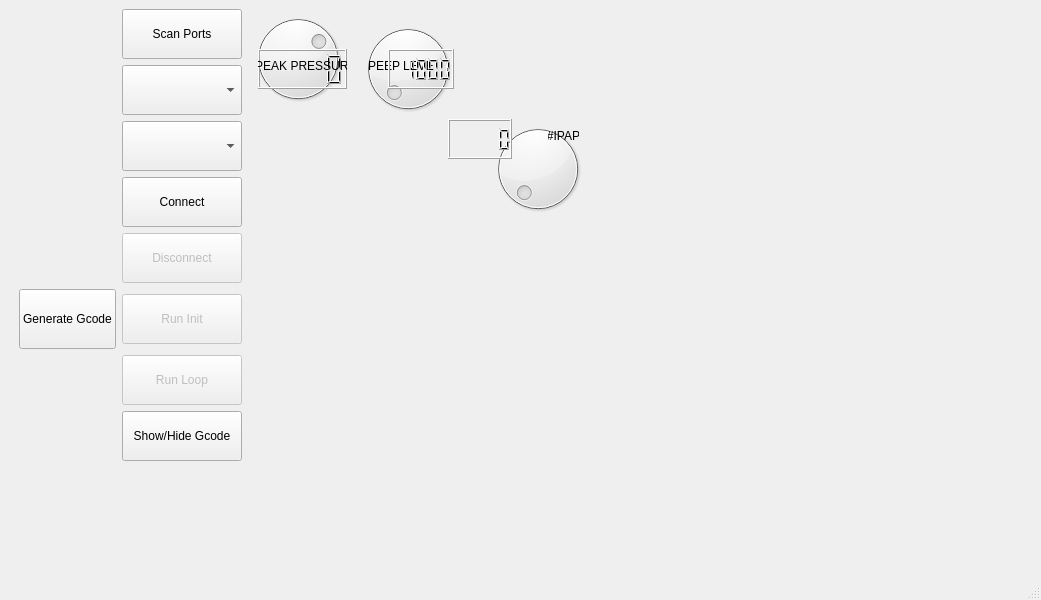
jibonaronno/Rhythm, file VentUI.ui: the form before one commit.
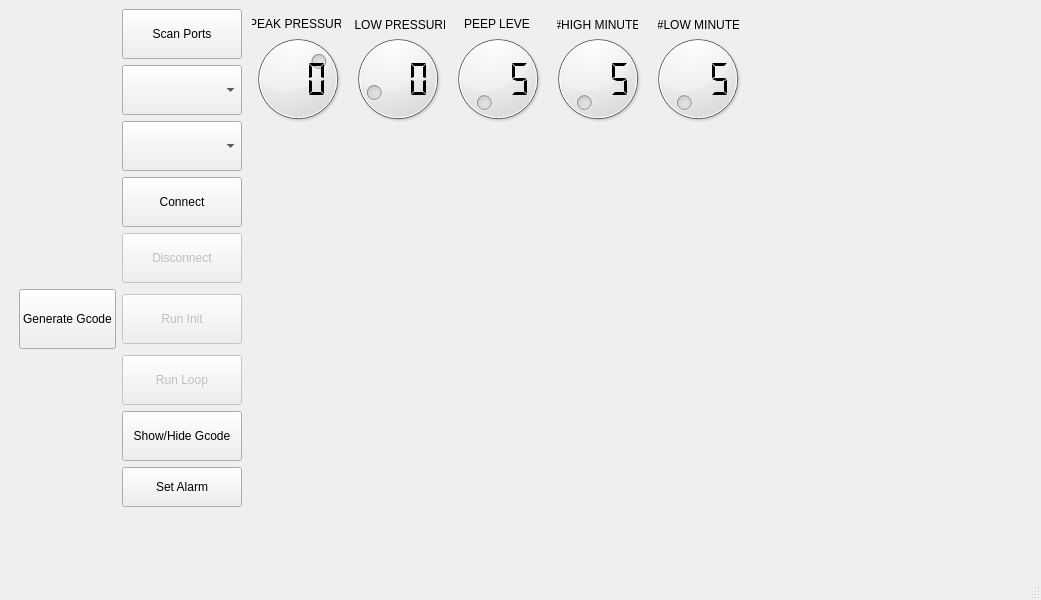
The form after the commit. The open tabs and pages were chosen to show the change.

Commit message: UI Added Alarm Page

```diff
--- a/VentUI.ui
+++ b/VentUI.ui
@@ -147,6 +147,22 @@
             </property>
            </widget>
           </item>
+          <item row="9" column="1">
+           <widget class="QPushButton" name="btnalarmpage">
+            <property name="minimumSize">
+             <size>
+              <width>0</width>
+              <height>40</height>
+             </size>
+            </property>
+            <property name="text">
+             <string>Set Alarm</string>
+            </property>
+            <property name="checkable">
+             <bool>true</bool>
+            </property>
+           </widget>
+          </item>
          </layout>
         </item>
         <item>
@@ -576,7 +592,7 @@
               <property name="geometry">
                <rect>
                 <x>0</x>
-                <y>0</y>
+                <y>20</y>
                 <width>100</width>
                 <height>100</height>
                </rect>
@@ -600,9 +616,9 @@
              <widget class="QLCDNumber" name="peaklcd">
               <property name="geometry">
                <rect>
-                <x>10</x>
-                <y>40</y>
-                <width>89</width>
+                <x>20</x>
+                <y>50</y>
+                <width>61</width>
                 <height>40</height>
                </rect>
               </property>
@@ -612,12 +628,24 @@
                 <height>40</height>
                </size>
               </property>
+              <property name="styleSheet">
+               <string notr="true">color:black</string>
+              </property>
+              <property name="frameShape">
+               <enum>QFrame::NoFrame</enum>
+              </property>
+              <property name="digitCount">
+               <number>3</number>
+              </property>
+              <property name="segmentStyle">
+               <enum>QLCDNumber::Flat</enum>
+              </property>
              </widget>
              <widget class="QLabel" name="label_9">
               <property name="geometry">
                <rect>
-                <x>10</x>
-                <y>50</y>
+                <x>4</x>
+                <y>8</y>
                 <width>89</width>
                 <height>14</height>
                </rect>
@@ -632,8 +660,8 @@
              <widget class="QDial" name="peepdial">
               <property name="geometry">
                <rect>
-                <x>110</x>
-                <y>10</y>
+                <x>200</x>
+                <y>20</y>
                 <width>100</width>
                 <height>100</height>
                </rect>
@@ -654,8 +682,8 @@
              <widget class="QLabel" name="label_8">
               <property name="geometry">
                <rect>
-                <x>120</x>
-                <y>50</y>
+                <x>216</x>
+                <y>8</y>
                 <width>66</width>
                 <height>14</height>
                </rect>
@@ -691,8 +719,8 @@
              <widget class="QLCDNumber" name="peeplcd">
               <property name="geometry">
                <rect>
-                <x>140</x>
-                <y>40</y>
+                <x>220</x>
+                <y>50</y>
                 <width>66</width>
                 <height>40</height>
                </rect>
@@ -710,34 +738,304 @@
                 <bold>false</bold>
                </font>
               </property>
+              <property name="styleSheet">
+               <string notr="true">color:black</string>
+              </property>
+              <property name="frameShape">
+               <enum>QFrame::NoFrame</enum>
+              </property>
+              <property name="frameShadow">
+               <enum>QFrame::Plain</enum>
+              </property>
+              <property name="digitCount">
+               <number>3</number>
+              </property>
               <property name="segmentStyle">
-               <enum>QLCDNumber::Filled</enum>
+               <enum>QLCDNumber::Flat</enum>
               </property>
               <property name="value" stdset="0">
-               <double>1000.000000000000000</double>
+               <double>5.000000000000000</double>
               </property>
              </widget>
-             <widget class="QLCDNumber" name="ipaplcd">
+             <widget class="QDial" name="lowpdial">
               <property name="geometry">
                <rect>
-                <x>200</x>
-                <y>110</y>
+                <x>100</x>
+                <y>20</y>
+                <width>100</width>
+                <height>100</height>
+               </rect>
+              </property>
+              <property name="value">
+               <number>10</number>
+              </property>
+             </widget>
+             <widget class="QLCDNumber" name="lowplcd">
+              <property name="geometry">
+               <rect>
+                <x>120</x>
+                <y>50</y>
                 <width>64</width>
                 <height>40</height>
                </rect>
               </property>
-              <property name="minimumSize">
-               <size>
-                <width>0</width>
-                <height>40</height>
-               </size>
+              <property name="styleSheet">
+               <string notr="true">color:black</string>
               </property>
+              <property name="frameShape">
+               <enum>QFrame::NoFrame</enum>
+              </property>
+              <property name="digitCount">
+               <number>3</number>
+              </property>
+              <property name="segmentStyle">
+               <enum>QLCDNumber::Flat</enum>
+              </property>
              </widget>
-             <widget class="QLabel" name="labelipap">
+             <widget class="QLabel" name="label_10">
+              <property name="geometry">
+               <rect>
+                <x>106</x>
+                <y>8</y>
+                <width>91</width>
+                <height>16</height>
+               </rect>
+              </property>
+              <property name="layoutDirection">
+               <enum>Qt::LeftToRight</enum>
+              </property>
+              <property name="frameShape">
+               <enum>QFrame::NoFrame</enum>
+              </property>
+              <property name="frameShadow">
+               <enum>QFrame::Plain</enum>
+              </property>
+              <property name="lineWidth">
+               <number>8</number>
+              </property>
+              <property name="midLineWidth">
+               <number>8</number>
+              </property>
+              <property name="text">
+               <string>#LOW PRESSURE</string>
+              </property>
+              <property name="textFormat">
+               <enum>Qt::AutoText</enum>
+              </property>
+              <property name="scaledContents">
+               <bool>false</bool>
+              </property>
+              <property name="alignment">
+               <set>Qt::AlignCenter</set>
+              </property>
+             </widget>
+             <widget class="QLabel" name="label_11">
+              <property name="geometry">
+               <rect>
+                <x>309</x>
+                <y>8</y>
+                <width>81</width>
+                <height>16</height>
+               </rect>
+              </property>
+              <property name="layoutDirection">
+               <enum>Qt::LeftToRight</enum>
+              </property>
+              <property name="frameShape">
+               <enum>QFrame::NoFrame</enum>
+              </property>
+              <property name="frameShadow">
+               <enum>QFrame::Plain</enum>
+              </property>
+              <property name="lineWidth">
+               <number>8</number>
+              </property>
+              <property name="midLineWidth">
+               <number>8</number>
+              </property>
+              <property name="text">
+               <string>#HIGH MINUTE</string>
+              </property>
+              <property name="textFormat">
+               <enum>Qt::AutoText</enum>
+              </property>
+              <property name="scaledContents">
+               <bool>false</bool>
+              </property>
+              <property name="alignment">
+               <set>Qt::AlignCenter</set>
+              </property>
+             </widget>
+             <widget class="QDial" name="himinitdial">
               <property name="geometry">
                <rect>
                 <x>300</x>
-                <y>120</y>
+                <y>20</y>
+                <width>100</width>
+                <height>100</height>
+               </rect>
+              </property>
+              <property name="minimumSize">
+               <size>
+                <width>100</width>
+                <height>100</height>
+               </size>
+              </property>
+              <property name="minimum">
+               <number>5</number>
+              </property>
+              <property name="maximum">
+               <number>30</number>
+              </property>
+             </widget>
+             <widget class="QLCDNumber" name="himinitlcd">
+              <property name="geometry">
+               <rect>
+                <x>320</x>
+                <y>50</y>
+                <width>66</width>
+                <height>40</height>
+               </rect>
+              </property>
+              <property name="minimumSize">
+               <size>
+                <width>0</width>
+                <height>40</height>
+               </size>
+              </property>
+              <property name="font">
+               <font>
+                <pointsize>12</pointsize>
+                <weight>50</weight>
+                <bold>false</bold>
+               </font>
+              </property>
+              <property name="styleSheet">
+               <string notr="true">color:black</string>
+              </property>
+              <property name="frameShape">
+               <enum>QFrame::NoFrame</enum>
+              </property>
+              <property name="frameShadow">
+               <enum>QFrame::Plain</enum>
+              </property>
+              <property name="digitCount">
+               <number>3</number>
+              </property>
+              <property name="segmentStyle">
+               <enum>QLCDNumber::Flat</enum>
+              </property>
+              <property name="value" stdset="0">
+               <double>5.000000000000000</double>
+              </property>
+             </widget>
+             <widget class="QDial" name="lowminitdial">
+              <property name="geometry">
+               <rect>
+                <x>400</x>
+                <y>20</y>
+                <width>100</width>
+                <height>100</height>
+               </rect>
+              </property>
+              <property name="minimumSize">
+               <size>
+                <width>100</width>
+                <height>100</height>
+               </size>
+              </property>
+              <property name="minimum">
+               <number>5</number>
+              </property>
+              <property name="maximum">
+               <number>30</number>
+              </property>
+             </widget>
+             <widget class="QLabel" name="label_12">
+              <property name="geometry">
+               <rect>
+                <x>410</x>
+                <y>8</y>
+                <width>81</width>
+                <height>16</height>
+               </rect>
+              </property>
+              <property name="layoutDirection">
+               <enum>Qt::LeftToRight</enum>
+              </property>
+              <property name="frameShape">
+               <enum>QFrame::NoFrame</enum>
+              </property>
+              <property name="frameShadow">
+               <enum>QFrame::Plain</enum>
+              </property>
+              <property name="lineWidth">
+               <number>8</number>
+              </property>
+              <property name="midLineWidth">
+               <number>8</number>
+              </property>
+              <property name="text">
+               <string>#LOW MINUTE</string>
+              </property>
+              <property name="textFormat">
+               <enum>Qt::AutoText</enum>
+              </property>
+              <property name="scaledContents">
+               <bool>false</bool>
+              </property>
+              <property name="alignment">
+               <set>Qt::AlignCenter</set>
+              </property>
+             </widget>
+             <widget class="QLCDNumber" name="lowminitlcd">
+              <property name="geometry">
+               <rect>
+                <x>420</x>
+                <y>50</y>
+                <width>66</width>
+                <height>40</height>
+               </rect>
+              </property>
+              <property name="minimumSize">
+               <size>
+                <width>0</width>
+                <height>40</height>
+               </size>
+              </property>
+              <property name="font">
+               <font>
+                <pointsize>12</pointsize>
+                <weight>50</weight>
+                <bold>false</bold>
+               </font>
+              </property>
+              <property name="styleSheet">
+               <string notr="true">color:black</string>
+              </property>
+              <property name="frameShape">
+               <enum>QFrame::NoFrame</enum>
+              </property>
+              <property name="frameShadow">
+               <enum>QFrame::Plain</enum>
+              </property>
+              <property name="digitCount">
+               <number>3</number>
+              </property>
+              <property name="segmentStyle">
+               <enum>QLCDNumber::Flat</enum>
+              </property>
+              <property name="value" stdset="0">
+               <double>5.000000000000000</double>
+              </property>
+             </widget>
+            </widget>
+            <widget class="QWidget" name="page_3">
+             <widget class="QLabel" name="labelipap">
+              <property name="geometry">
+               <rect>
+                <x>210</x>
+                <y>30</y>
                 <width>31</width>
                 <height>14</height>
                </rect>
@@ -749,11 +1047,27 @@
                <set>Qt::AlignCenter</set>
               </property>
              </widget>
+             <widget class="QLCDNumber" name="ipaplcd">
+              <property name="geometry">
+               <rect>
+                <x>200</x>
+                <y>40</y>
+                <width>64</width>
+                <height>40</height>
+               </rect>
+              </property>
+              <property name="minimumSize">
+               <size>
+                <width>0</width>
+                <height>40</height>
+               </size>
+              </property>
+             </widget>
              <widget class="QDial" name="ipapdial">
               <property name="geometry">
                <rect>
-                <x>240</x>
-                <y>110</y>
+                <x>180</x>
+                <y>10</y>
                 <width>100</width>
                 <height>100</height>
                </rect>
```
Left out of the diff: 90 changed lines with no effect on the pictures. The commit also changes 2 other files.
